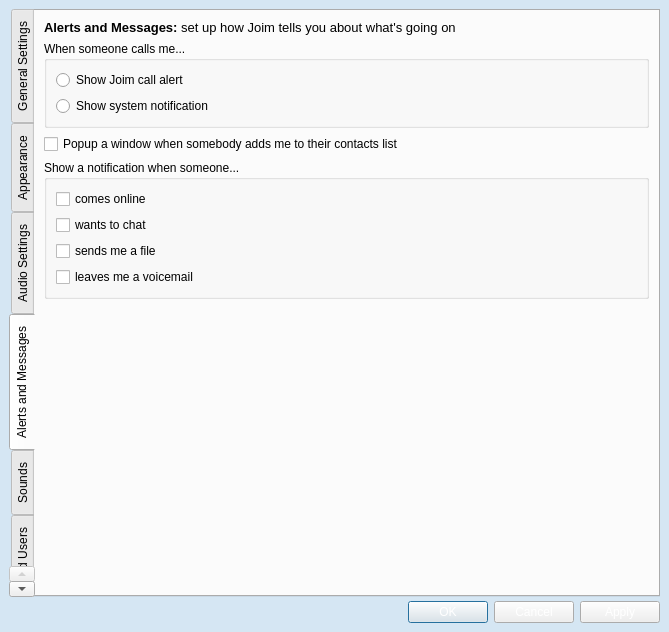
Old version of the form src/tools/customwidgets/optionsdialog_base.ui in the repository AlekSi/Jabbin.
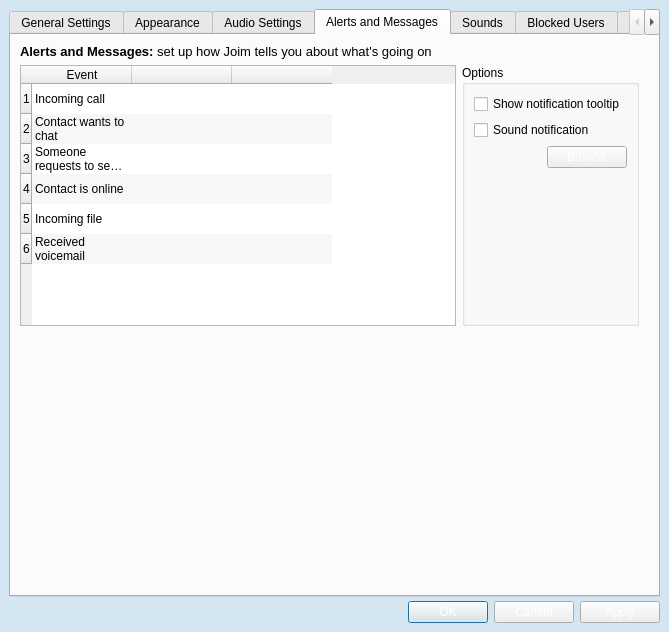
New version of the form. The open tabs and pages were chosen to show the change. Icons and pictures are not drawn. Custom widgets are drawn as their Qt base class.

Commit message: Adding the new notification system Changing the options dialogue

```diff
--- a/src/tools/customwidgets/optionsdialog_base.ui
+++ b/src/tools/customwidgets/optionsdialog_base.ui
@@ -106,9 +106,6 @@
       </property>
       <item>
        <widget class="AdvancedTabWidget" name="tabs" >
-        <property name="tabPosition" >
-         <enum>QTabWidget::West</enum>
-        </property>
         <property name="currentIndex" >
          <number>0</number>
         </property>
@@ -722,8 +719,8 @@
           <iconset resource="customwidgets.qrc" >
            <normaloff>:/customwidgets/data/options/notifications.png</normaloff>:/customwidgets/data/options/notifications.png</iconset>
          </attribute>
-         <layout class="QVBoxLayout" name="verticalLayout_9" >
-          <item>
+         <layout class="QGridLayout" name="gridLayout_10" >
+          <item row="0" column="0" colspan="3" >
            <widget class="QLabel" name="label_11" >
             <property name="text" >
              <string>&lt;!DOCTYPE HTML PUBLIC "-//W3C//DTD HTML 4.0//EN" "http://www.w3.org/TR/REC-html40/strict.dtd">
@@ -734,82 +731,165 @@
             </property>
            </widget>
           </item>
-          <item>
-           <widget class="QGroupBox" name="groupCallAlert" >
-            <property name="title" >
-             <string>When someone calls me...</string>
+          <item row="1" column="0" >
+           <widget class="QTableWidget" name="tableNotifications" >
+            <property name="sizePolicy" >
+             <sizepolicy vsizetype="Expanding" hsizetype="Expanding" >
+              <horstretch>1</horstretch>
+              <verstretch>0</verstretch>
+             </sizepolicy>
             </property>
-            <layout class="QVBoxLayout" name="verticalLayout_6" >
-             <item>
-              <widget class="QRadioButton" name="radioJoimCallAlert" >
-               <property name="text" >
-                <string>Show Joim call alert</string>
-               </property>
-              </widget>
-             </item>
-             <item>
-              <widget class="QRadioButton" name="radioSystemCallAlert" >
-               <property name="text" >
-                <string>Show system notification</string>
-               </property>
-              </widget>
-             </item>
-            </layout>
-           </widget>
-          </item>
-          <item>
-           <widget class="QCheckBox" name="checkPopupOnContactRequest" >
-            <property name="text" >
-             <string>Popup a window when somebody adds me to their contacts list</string>
+            <property name="editTriggers" >
+             <set>QAbstractItemView::NoEditTriggers</set>
             </property>
+            <property name="alternatingRowColors" >
+             <bool>true</bool>
+            </property>
+            <property name="selectionMode" >
+             <enum>QAbstractItemView::SingleSelection</enum>
+            </property>
+            <property name="selectionBehavior" >
+             <enum>QAbstractItemView::SelectRows</enum>
+            </property>
+            <property name="showGrid" >
+             <bool>false</bool>
+            </property>
+            <property name="cornerButtonEnabled" >
+             <bool>false</bool>
+            </property>
+            <row/>
+            <row/>
+            <row/>
+            <row/>
+            <row/>
+            <row/>
+            <column>
+             <property name="text" >
+              <string>Event</string>
+             </property>
+            </column>
+            <column>
+             <property name="text" >
+              <string/>
+             </property>
+             <property name="icon" >
+              <iconset resource="customwidgets.qrc" >
+               <normaloff>:/customwidgets/data/options/notifications.png</normaloff>:/customwidgets/data/options/notifications.png</iconset>
+             </property>
+            </column>
+            <column>
+             <property name="text" >
+              <string/>
+             </property>
+             <property name="icon" >
+              <iconset resource="customwidgets.qrc" >
+               <normaloff>:/customwidgets/data/options/sounds.png</normaloff>:/customwidgets/data/options/sounds.png</iconset>
+             </property>
+            </column>
+            <item row="0" column="0" >
+             <property name="text" >
+              <string>Incoming call</string>
+             </property>
+            </item>
+            <item row="1" column="0" >
+             <property name="text" >
+              <string>Contact wants to chat</string>
+             </property>
+            </item>
+            <item row="2" column="0" >
+             <property name="text" >
+              <string>Someone requests to see my status</string>
+             </property>
+            </item>
+            <item row="3" column="0" >
+             <property name="text" >
+              <string>Contact is online</string>
+             </property>
+            </item>
+            <item row="4" column="0" >
+             <property name="text" >
+              <string>Incoming file</string>
+             </property>
+            </item>
+            <item row="5" column="0" >
+             <property name="text" >
+              <string>Received voicemail</string>
+             </property>
+            </item>
            </widget>
           </item>
-          <item>
-           <widget class="QGroupBox" name="groupNotifications" >
+          <item row="1" column="1" >
+           <widget class="QGroupBox" name="groupNofiticationOptions" >
             <property name="title" >
-             <string>Show a notification when someone...</string>
+             <string>Options</string>
             </property>
-            <layout class="QVBoxLayout" name="verticalLayout_4" >
-             <item>
-              <widget class="QCheckBox" name="checkNotificationContactOnline" >
+            <layout class="QGridLayout" name="gridLayout_9" >
+             <item row="0" column="0" colspan="2" >
+              <widget class="QCheckBox" name="checkNotificationTooltip" >
                <property name="text" >
-                <string>comes online</string>
+                <string>Show notification tooltip</string>
                </property>
               </widget>
              </item>
-             <item>
-              <widget class="QCheckBox" name="checkNotificationChatRequest" >
+             <item row="1" column="0" colspan="2" >
+              <widget class="QCheckBox" name="checkNotificationSound" >
                <property name="text" >
-                <string>wants to chat</string>
+                <string>Sound notification</string>
                </property>
               </widget>
              </item>
-             <item>
-              <widget class="QCheckBox" name="checkNotificationReceivingFile" >
+             <item row="2" column="0" >
+              <widget class="QLabel" name="labelNotificationSound" >
                <property name="text" >
-                <string>sends me a file</string>
+                <string/>
                </property>
               </widget>
              </item>
-             <item>
-              <widget class="QCheckBox" name="checkNotificationVoicemail" >
+             <item row="2" column="1" >
+              <widget class="QPushButton" name="buttonNotificationSoundBrowse" >
                <property name="text" >
-                <string>leaves me a voicemail</string>
+                <string>Browse</string>
                </property>
               </widget>
              </item>
+             <item row="3" column="0" colspan="2" >
+              <spacer name="verticalSpacer_4" >
+               <property name="orientation" >
+                <enum>Qt::Vertical</enum>
+               </property>
+               <property name="sizeHint" stdset="0" >
+                <size>
+                 <width>153</width>
+                 <height>109</height>
+                </size>
+               </property>
+              </spacer>
+             </item>
             </layout>
            </widget>
           </item>
-          <item>
-           <spacer name="verticalSpacer_4" >
+          <item row="1" column="2" >
+           <spacer name="horizontalSpacer_8" >
+            <property name="orientation" >
+             <enum>Qt::Horizontal</enum>
+            </property>
+            <property name="sizeHint" stdset="0" >
+             <size>
+              <width>17</width>
+              <height>247</height>
+             </size>
+            </property>
+           </spacer>
+          </item>
+          <item row="2" column="0" >
+           <spacer name="verticalSpacer_9" >
             <property name="orientation" >
              <enum>Qt::Vertical</enum>
             </property>
             <property name="sizeHint" stdset="0" >
              <size>
-              <width>20</width>
-              <height>177</height>
+              <width>436</width>
+              <height>246</height>
              </size>
             </property>
            </spacer>
```
Left out of the diff: 3 changed lines with no effect on the pictures. The commit also changes 9 other files.
